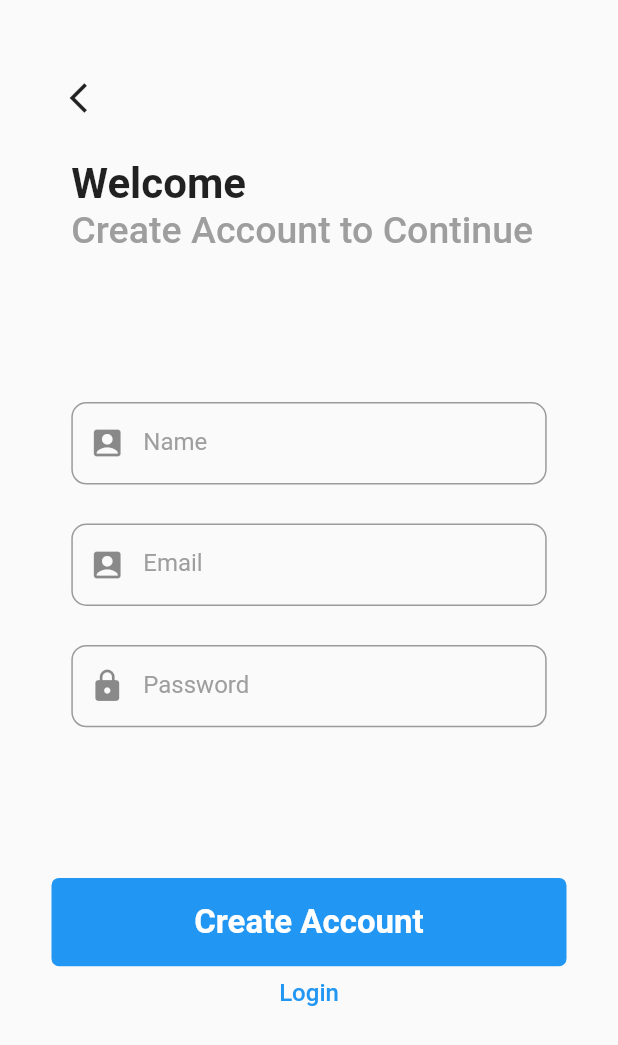
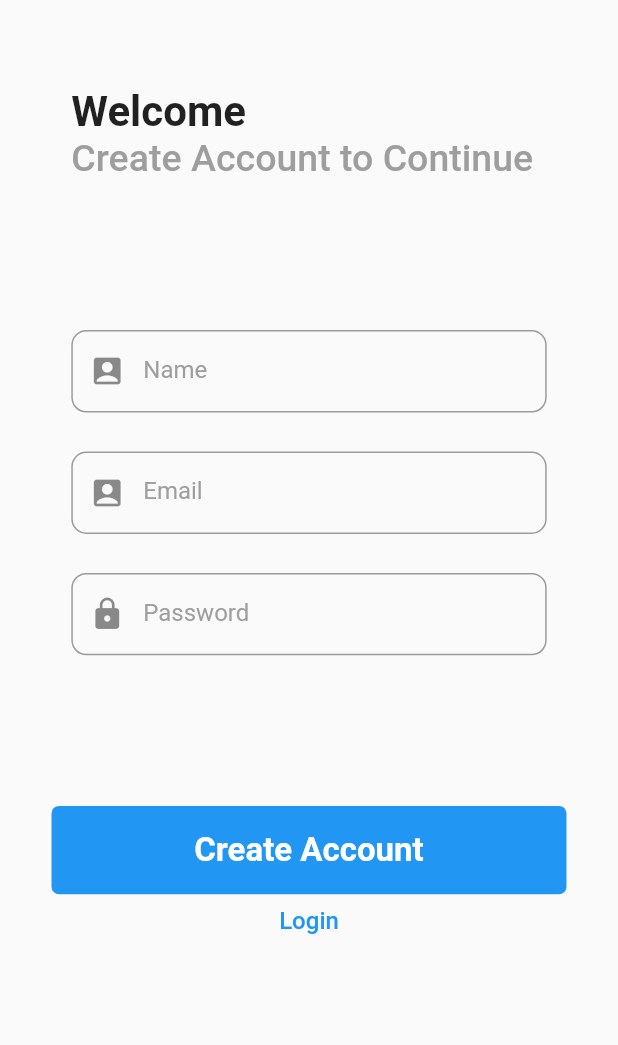
Before and after one commit to kachywy/flutchat, a Flutter app: the screen it shows after launch, after a tap on "Sign Up", on a phone screen of 412 x 824 dp. Shown: the top 1045 px of the screen. Run offline on Flutter 3.47's test engine with Material 2 defaults, Android fonts, the phone set to English and light mode, and no system bars; our stand-ins replace cloud_firestore, firebase_auth, firebase_core; accounts and stored records are empty.

Commit message:
obscure password

```diff
--- a/lib/CreateAccount.dart
+++ b/lib/CreateAccount.dart
@@ -32,12 +32,12 @@ class _CreateAccountState extends State<CreateAccount> {
                   SizedBox(
                     height: size.height / 20,
                   ),
-                  Container(
-                    alignment: Alignment.centerLeft,
-                    width: size.width / 1.2,
-                    child: IconButton(
-                        icon: Icon(Icons.arrow_back_ios), onPressed: () {}),
-                  ),
+                  // Container(
+                  //   alignment: Alignment.centerLeft,
+                  //   width: size.width / 1.2,
+                  //   child: IconButton(
+                  //       icon: Icon(Icons.arrow_back_ios), onPressed: () {}),
+                  // ),
                   SizedBox(
                     height: size.height / 50,
                   ),
@@ -68,7 +68,8 @@ class _CreateAccountState extends State<CreateAccount> {
                     child: Container(
                       width: size.width,
                       alignment: Alignment.center,
-                      child: field(size, "Name", Icons.account_box, _name),
+                      child:
+                          field(size, "Name", Icons.account_box, _name, true),
                     ),
                   ),
                   Padding(
@@ -76,7 +77,8 @@ class _CreateAccountState extends State<CreateAccount> {
                     child: Container(
                       width: size.width,
                       alignment: Alignment.center,
-                      child: field(size, "Email", Icons.account_box, _email),
+                      child:
+                          field(size, "Email", Icons.account_box, _email, true),
                     ),
                   ),
                   Padding(
@@ -84,7 +86,8 @@ class _CreateAccountState extends State<CreateAccount> {
                     child: Container(
                       width: size.width,
                       alignment: Alignment.center,
-                      child: field(size, "Password", Icons.lock, _password),
+                      child:
+                          field(size, "Password", Icons.lock, _password, true),
                     ),
                   ),
                   SizedBox(
@@ -159,12 +162,13 @@ class _CreateAccountState extends State<CreateAccount> {
     );
   }
 
-  Widget field(
-      Size size, String hintText, IconData icon, TextEditingController cont) {
+  Widget field(Size size, String hintText, IconData icon,
+      TextEditingController cont, bool obscure) {
     return Container(
       height: size.height / 15,
       width: size.width / 1.3,
       child: TextField(
+        obscureText: obscure,
         controller: cont,
         decoration: InputDecoration(
           prefixIcon: Icon(icon),
--- a/lib/HomeScreen.dart
+++ b/lib/HomeScreen.dart
@@ -30,6 +30,7 @@ class _HomeScreenState extends State<HomeScreen> {
         userMap = value.docs[0].data();
         isLoading = false;
       });
+
       print(userMap);
     });
   }
@@ -44,14 +45,17 @@ class _HomeScreenState extends State<HomeScreen> {
       appBar: AppBar(
         title: Text("Home Screen"),
         actions: [
-          IconButton(icon: Icon(Icons.logout), onPressed: () => logOut(context))
+          IconButton(
+            icon: Icon(Icons.logout),
+            onPressed: () => logOut(context),
+          )
         ],
       ),
       body: isLoading
           ? Center(
               child: Container(
                 height: size.height / 20,
-                width: size.width / 20,
+                width: size.height / 20,
                 child: CircularProgressIndicator(),
               ),
             )
@@ -107,7 +111,7 @@ class _HomeScreenState extends State<HomeScreen> {
                   child: Column(
                       mainAxisAlignment: MainAxisAlignment.center,
                       children: [
-                        Text("Hello " + user.email!),
+                        Text("Signed as " + user.email!),
                       ]),
                 ),
               ],
--- a/lib/LoginScreen.dart
+++ b/lib/LoginScreen.dart
@@ -32,12 +32,12 @@ class _LoginScreenState extends State<LoginScreen> {
                   SizedBox(
                     height: size.height / 20,
                   ),
-                  Container(
-                    alignment: Alignment.centerLeft,
-                    width: size.width / 1.2,
-                    child: IconButton(
-                        icon: Icon(Icons.arrow_back_ios), onPressed: () {}),
-                  ),
+                  // Container(
+                  //   alignment: Alignment.centerLeft,
+                  //   width: size.width / 1.2,
+                  //   child: IconButton(
+                  //       icon: Icon(Icons.arrow_back_ios), onPressed: () {}),
+                  // ),
                   SizedBox(
                     height: size.height / 50,
                   ),
@@ -66,14 +66,16 @@ class _LoginScreenState extends State<LoginScreen> {
                   Container(
                     width: size.width,
                     alignment: Alignment.center,
-                    child: field(size, "Email", Icons.account_box, _email),
+                    child:
+                        field(size, "Email", Icons.account_box, _email, false),
                   ),
                   Padding(
                     padding: const EdgeInsets.symmetric(vertical: 18.0),
                     child: Container(
                       width: size.width,
                       alignment: Alignment.center,
-                      child: field(size, "Password", Icons.lock, _password),
+                      child:
+                          field(size, "Password", Icons.lock, _password, true),
                     ),
                   ),
                   SizedBox(
@@ -146,12 +148,13 @@ class _LoginScreenState extends State<LoginScreen> {
     );
   }
 
-  Widget field(
-      Size size, String hintText, IconData icon, TextEditingController cont) {
+  Widget field(Size size, String hintText, IconData icon,
+      TextEditingController cont, bool obstruct) {
     return Container(
       height: size.height / 15,
       width: size.width / 1.3,
       child: TextField(
+        obscureText: obstruct,
         controller: cont,
         decoration: InputDecoration(
           prefixIcon: Icon(icon),
```
